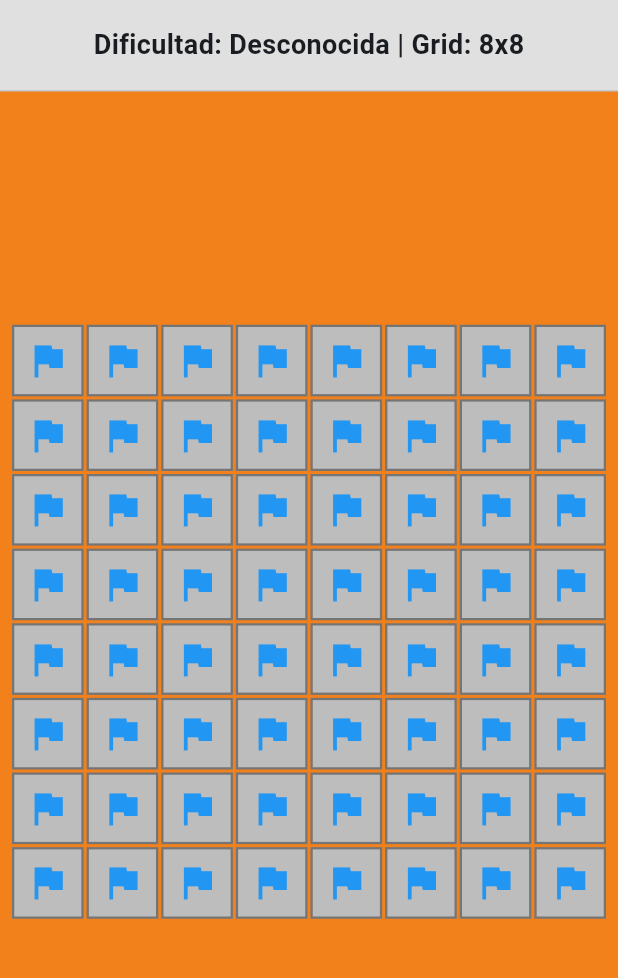
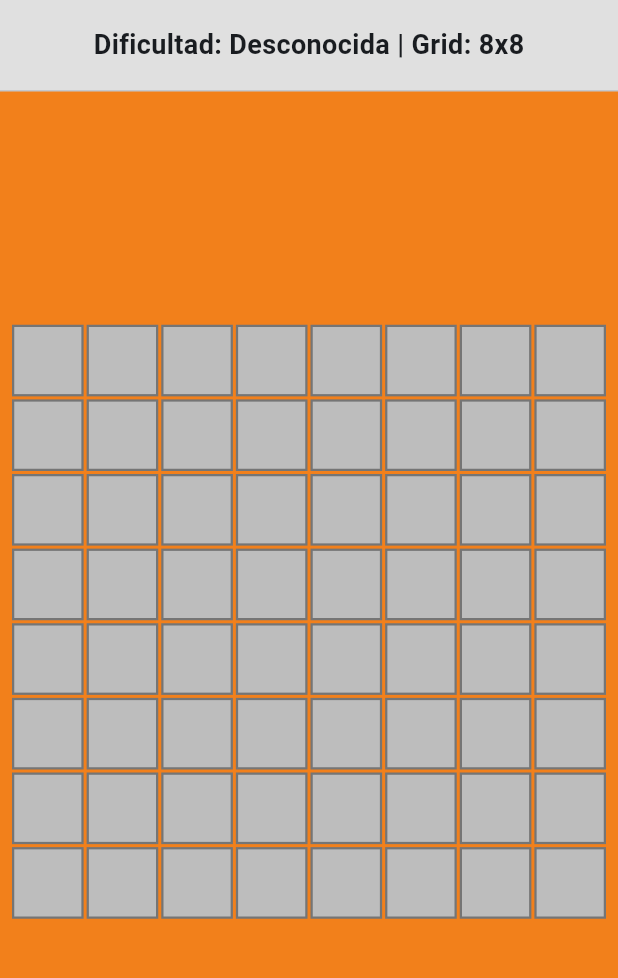
Before and after one commit to danielmnz/3479A321_2021479044, a Flutter app: the MinesweeperScreen screen opened by its route, on a phone screen of 412 x 824 dp, the part 84-1062 px from its top. Run offline on Flutter 3.47's test engine with Material 3 defaults, Android fonts, the phone set to English and light mode, and no system bars; our stand-ins replace logger.

Commit message:
actualización widget, lógica interacción de tablero

```diff
--- a/lib/ui/screens/minesweeper_screen.dart
+++ b/lib/ui/screens/minesweeper_screen.dart
@@ -46,6 +46,14 @@ class _MinesweeperScreenState extends State<MinesweeperScreen> {
      logger.e('Lifecycle: dispose() - El estado se destruye. Liberando memoria.');
      super.dispose();
   }
+
+  void _onCellTapped(int index) {
+    setState(() {
+
+      _cells[index].isRevealed = true;
+    });
+  }
+
 
   @override
   Widget build(BuildContext context) {
@@ -109,7 +117,10 @@ class _MinesweeperScreenState extends State<MinesweeperScreen> {
             ),
             itemCount: 64, //8x8 = 64 celdas
             itemBuilder: (context, index) {
-              return MineCell(index: index); //clase widget del container
+              return MineCell(
+                cell: _cells[index],
+                onTap: () => _onCellTapped(index),
+              ); //clase widget del container
             },
           ),
         ),
--- a/lib/ui/widgets/minecell.dart
+++ b/lib/ui/widgets/minecell.dart
@@ -1,26 +1,33 @@
 import 'package:flutter/material.dart';
+import 'package:probando_flutter_lab1/models/cell_model.dart';
 
 class MineCell extends StatelessWidget {
+  //final int index;
 
-  final int index;
-  const  MineCell({
-    Key? key,
-    required  this .index,  // Parámetro obligatorio  en el constructor
-  }) :  super (key: key);
+  final CellModel cell;
+  final VoidCallback onTap;
+
+  const MineCell({Key? key, required this.cell, required this.onTap})
+    : super(key: key);
 
   @override
   Widget build(BuildContext context) {
     final theme = Theme.of(context); //llamando al theme
 
-    return Container(
-      decoration: BoxDecoration(
-        color: Colors.grey[400],
-        border: Border.all(color: Colors.grey[600]!, width: 1.5),
-      ),
+    return GestureDetector(
+      onTap: onTap,
+      child: Container(
+        decoration: BoxDecoration(
+          color: Colors.grey[400],
+          border: Border.all(color: Colors.grey[600]!, width: 1.5),
+        ),
 
-      child: Center(
-        child: Icon(
-          Icons.flag, size: 30, color: theme.colorScheme.primary, //llamamos al scheme
+        child: Center(
+          child: cell.isRevealed ? Icon(
+            Icons.flag,
+            size: 30,
+            color: theme.colorScheme.primary, //llamamos al scheme
+          ) : const SizedBox.shrink(),
         ),
       ),
     );
```
